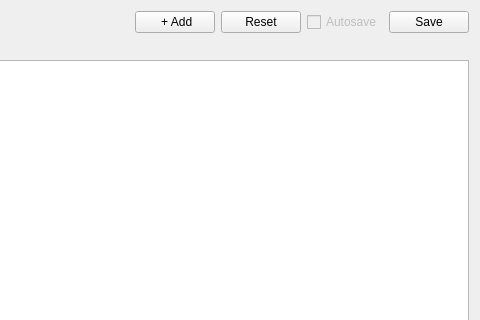
Qt form widget.ui (xnumad/Notes) before a commit; both pictures show x 300 to 780 and y 0 to 320 of the 780 by 411 pixel window.
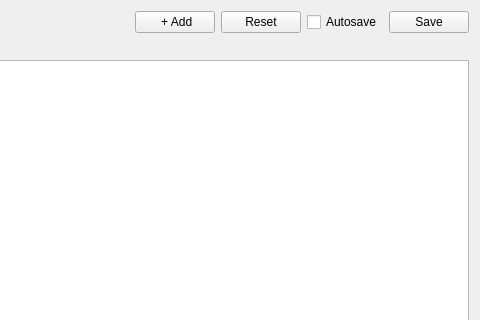
The same form after that commit.

Commit message: Add Autosave feature

What changed in the file:
```diff
--- a/widget.ui
+++ b/widget.ui
@@ -116,9 +116,6 @@
        </item>
        <item>
         <widget class="QCheckBox" name="chkAutosave">
-         <property name="enabled">
-          <bool>false</bool>
-         </property>
          <property name="text">
           <string>Autosave</string>
          </property>
```
The commit also changes 1 other file.
